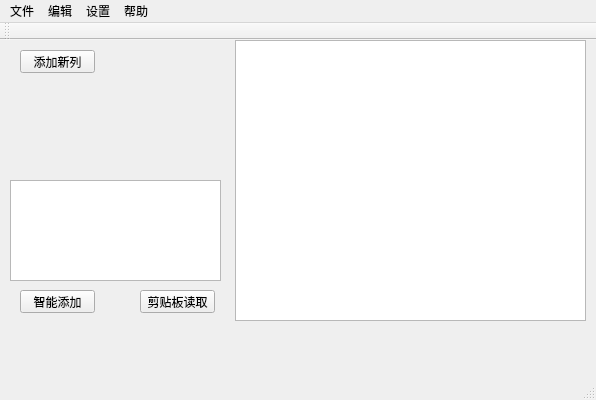
Qt form ListAutoSort/ListAutoSort.ui (iwxyi/ListAutoSort) before a commit.
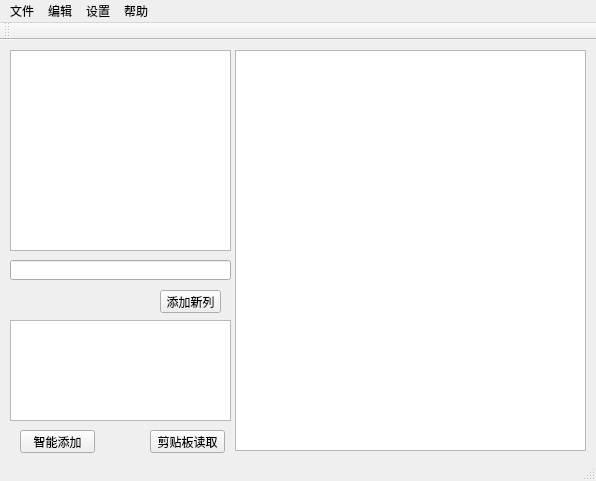
The same form after that commit.

```diff
--- a/ListAutoSort/ListAutoSort.ui
+++ b/ListAutoSort/ListAutoSort.ui
@@ -7,7 +7,7 @@
     <x>0</x>
     <y>0</y>
     <width>596</width>
-    <height>400</height>
+    <height>481</height>
    </rect>
   </property>
   <property name="windowTitle">
@@ -18,9 +18,9 @@
     <property name="geometry">
      <rect>
       <x>235</x>
-      <y>0</y>
+      <y>10</y>
       <width>351</width>
-      <height>281</height>
+      <height>401</height>
      </rect>
     </property>
    </widget>
@@ -28,8 +28,8 @@
     <property name="geometry">
      <rect>
       <x>10</x>
-      <y>140</y>
-      <width>211</width>
+      <y>280</y>
+      <width>221</width>
       <height>101</height>
      </rect>
     </property>
@@ -38,7 +38,7 @@
     <property name="geometry">
      <rect>
       <x>20</x>
-      <y>250</y>
+      <y>390</y>
       <width>75</width>
       <height>23</height>
      </rect>
@@ -50,8 +50,8 @@
    <widget class="QPushButton" name="pasteButton">
     <property name="geometry">
      <rect>
-      <x>140</x>
-      <y>250</y>
+      <x>150</x>
+      <y>390</y>
       <width>75</width>
       <height>23</height>
      </rect>
@@ -63,9 +63,9 @@
    <widget class="QPushButton" name="addCol">
     <property name="geometry">
      <rect>
-      <x>20</x>
-      <y>10</y>
-      <width>75</width>
+      <x>160</x>
+      <y>250</y>
+      <width>61</width>
       <height>23</height>
      </rect>
     </property>
@@ -73,6 +73,26 @@
      <string>添加新列</string>
     </property>
    </widget>
+   <widget class="QListWidget" name="titileList">
+    <property name="geometry">
+     <rect>
+      <x>10</x>
+      <y>10</y>
+      <width>221</width>
+      <height>201</height>
+     </rect>
+    </property>
+   </widget>
+   <widget class="QLineEdit" name="patternEdit">
+    <property name="geometry">
+     <rect>
+      <x>10</x>
+      <y>220</y>
+      <width>221</width>
+      <height>20</height>
+     </rect>
+    </property>
+   </widget>
   </widget>
   <widget class="QMenuBar" name="menuBar">
    <property name="geometry">
```
